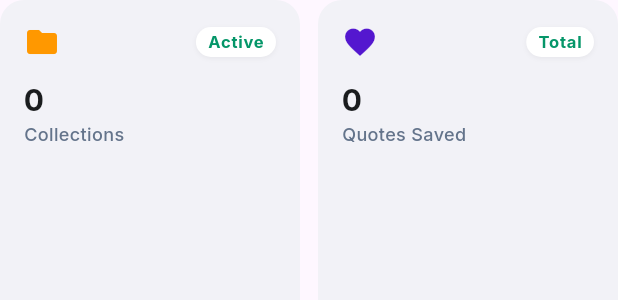
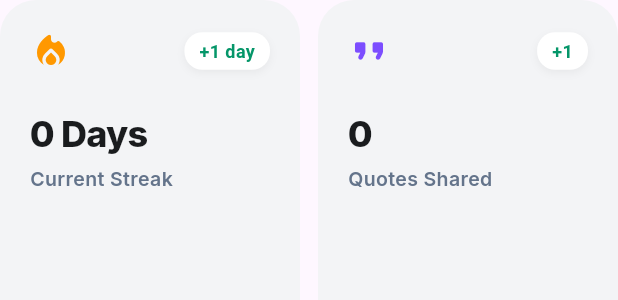
Before and after one commit to priyanshupatra02/quote-vault, a Flutter app: the StatsGrid widget shown alone on an empty page, opened directly, on a phone screen of 412 x 824 dp. Shown: the top 300 px of the screen. Run offline on Flutter 3.47's test engine with Material 3 defaults, Android fonts, the phone set to English and light mode, and no system bars; our stand-ins replace auto_route, dio, flash, flex_color_scheme, flutter_local_notifications, flutter_riverpod and 14 more; missing offline and left inert: duration, flutter_displaymode, flutter_secure_storage_x, platform_info, slang, talker_dio_logger; accounts and stored records are empty; network calls fail; statements that could not run were skipped.

Commit message:
(feat): Implement user statistics tracking for login streak and share count, displayed in the settings stats grid.

```diff
--- a/lib/features/discover/view/discover_page.dart
+++ b/lib/features/discover/view/discover_page.dart
@@ -8,6 +8,7 @@ import 'package:quote_vault/features/discover/view/widgets/daily_insight_badge.d
 import 'package:quote_vault/features/discover/view/widgets/quote_display.dart';
 import 'package:quote_vault/features/quotes/controller/pod/quotes_pod.dart';
 import 'package:quote_vault/features/quotes/controller/state/quotes_states.dart';
+import 'package:quote_vault/features/settings/controller/user_stats_provider.dart';
 import 'package:quote_vault/shared/riverpod_ext/asynvalue_easy_when.dart';
 import 'package:quote_vault/shared/widget/custom_loaders/app_loader.dart';
 
@@ -38,6 +39,8 @@ class _DiscoverPageState extends ConsumerState<DiscoverPage> {
   Widget build(BuildContext context) {
     final quotesState = ref.watch(quotesProvider);
     final currentIndex = ref.watch(currentQuoteIndexProvider);
+    // Initialize user stats (streak tracking)
+    ref.watch(userStatsProvider);
 
     // Get current quote from state
     QuoteModel? currentQuote;
--- a/lib/features/discover/view/widgets/action_sidebar.dart
+++ b/lib/features/discover/view/widgets/action_sidebar.dart
@@ -12,6 +12,7 @@ import 'package:quote_vault/data/model/quote_model.dart';
 import 'package:quote_vault/features/discover/view/pages/quote_card_editor_page.dart';
 import 'package:quote_vault/features/discover/view/widgets/quote_share_card.dart';
 import 'package:quote_vault/features/favorites/controller/pod/favorites_pod.dart';
+import 'package:quote_vault/features/settings/controller/user_stats_provider.dart';
 import 'package:share_plus/share_plus.dart';
 
 class ActionSidebar extends ConsumerWidget {
@@ -41,7 +42,7 @@ class ActionSidebar extends ConsumerWidget {
         SidebarActionButton(
           icon: Icons.ios_share,
           label: 'Share',
-          onTap: () => _handleShareInteract(context),
+          onTap: () => _handleShareInteract(context, ref),
         ),
       ],
     );
@@ -69,8 +70,9 @@ class ActionSidebar extends ConsumerWidget {
     );
   }
 
-  void _handleShareInteract(BuildContext context) {
+  void _handleShareInteract(BuildContext context, WidgetRef ref) {
     if (currentQuote == null) return;
+    ref.read(userStatsProvider.notifier).incrementShare();
 
     showModalBottomSheet(
       context: context,
--- a/lib/features/settings/view/widgets/stats_grid.dart
+++ b/lib/features/settings/view/widgets/stats_grid.dart
@@ -2,52 +2,40 @@ import 'package:flutter/material.dart';
 import 'package:flutter_riverpod/flutter_riverpod.dart';
 import 'package:quote_vault/core/theme/app_colors.dart';
 import 'package:quote_vault/core/theme/text_styles.dart';
-import 'package:quote_vault/features/collections/controller/pod/collections_pod.dart';
-import 'package:quote_vault/features/collections/controller/state/collections_states.dart';
-import 'package:quote_vault/features/favorites/controller/pod/favorites_pod.dart';
-import 'package:quote_vault/features/favorites/controller/state/favorites_states.dart';
+import 'package:quote_vault/features/settings/controller/user_stats_provider.dart';
 
 class StatsGrid extends ConsumerWidget {
   const StatsGrid({super.key});
 
   @override
   Widget build(BuildContext context, WidgetRef ref) {
-    final favoritesState = ref.watch(favoritesProvider);
-    final collectionsState = ref.watch(collectionsProvider);
+    final statsState = ref.watch(userStatsProvider);
+    final isDark = Theme.of(context).brightness == Brightness.dark;
 
-    int favoritesCount = 0;
-    favoritesState.whenData((state) {
-      if (state is FavoritesLoadedState) {
-        favoritesCount = state.favorites.length;
-      }
-    });
-
-    int collectionsCount = 0;
-    collectionsState.whenData((state) {
-      if (state is CollectionsLoadedState) {
-        collectionsCount = state.collections.length;
-      }
-    });
+    final streak = statsState.value?.loginStreak ?? 0;
+    final shares = statsState.value?.shareCount ?? 0;
 
     return Row(
       children: [
         Expanded(
           child: _StatCard(
-            icon: Icons.folder,
+            icon: Icons.local_fire_department_rounded,
             iconColor: Colors.orange,
-            badgeText: 'Active',
-            value: collectionsCount.toString(),
-            label: 'Collections',
+            badgeText: '+1 day',
+            value: '$streak Days',
+            label: 'Current Streak',
+            isDark: isDark,
           ),
         ),
         const SizedBox(width: 12),
         Expanded(
           child: _StatCard(
-            icon: Icons.favorite,
-            iconColor: AppColors.primary,
-            badgeText: 'Total',
-            value: favoritesCount.toString(),
-            label: 'Quotes Saved',
+            icon: Icons.format_quote_rounded,
+            iconColor: Colors.deepPurpleAccent,
+            badgeText: '+1', // Simplified as we don't track daily share delta yet
+            value: '$shares',
+            label: 'Quotes Shared',
+            isDark: isDark,
           ),
         ),
       ],
@@ -58,27 +46,27 @@ class StatsGrid extends ConsumerWidget {
 class _StatCard extends StatelessWidget {
   final IconData icon;
   final Color iconColor;
-  final String badgeText;
+  final String? badgeText;
   final String value;
   final String label;
+  final bool isDark;
 
   const _StatCard({
     required this.icon,
     required this.iconColor,
-    required this.badgeText,
+    this.badgeText,
     required this.value,
     required this.label,
+    required this.isDark,
   });
 
   @override
   Widget build(BuildContext context) {
-    final isDark = Theme.of(context).brightness == Brightness.dark;
-
     return Container(
-      padding: const EdgeInsets.all(16),
+      padding: const EdgeInsets.all(20),
       decoration: BoxDecoration(
-        color: isDark ? const Color(0xFF1F2937) : const Color(0xFFF2F2F7), // ios-card color
-        borderRadius: BorderRadius.circular(16),
+        color: isDark ? const Color(0xFF1F2937) : const Color(0xFFF3F4F6),
+        borderRadius: BorderRadius.circular(24),
       ),
       child: Column(
         crossAxisAlignment: CrossAxisAlignment.start,
@@ -86,24 +74,27 @@ class _StatCard extends StatelessWidget {
           Row(
             mainAxisAlignment: MainAxisAlignment.spaceBetween,
             children: [
-              Icon(icon, color: iconColor, size: 24),
+              Icon(icon, color: iconColor, size: 28),
+              if (badgeText != null)
                 Container(
-                padding: const EdgeInsets.symmetric(horizontal: 8, vertical: 2),
+                  padding: const EdgeInsets.symmetric(horizontal: 10, vertical: 4),
                   decoration: BoxDecoration(
-                  color: Colors.white,
+                    color: isDark ? Colors.white.withOpacity(0.1) : Colors.white,
                     borderRadius: BorderRadius.circular(12),
-                  boxShadow: [
+                    boxShadow: isDark
+                        ? null
+                        : [
                             BoxShadow(
                               color: Colors.black.withOpacity(0.05),
-                      blurRadius: 2,
-                      offset: const Offset(0, 1),
+                              blurRadius: 4,
+                              offset: const Offset(0, 2),
                             ),
                           ],
                   ),
                   child: Text(
-                  badgeText,
-                  style: AppTextStyles.label.copyWith(
-                    fontSize: 11,
+                    badgeText!,
+                    style: TextStyle(
+                      fontSize: 12,
                       fontWeight: FontWeight.bold,
                       color: const Color(0xFF059669), // Emerald 600
                     ),
@@ -111,21 +102,22 @@ class _StatCard extends StatelessWidget {
                 ),
             ],
           ),
-          const SizedBox(height: 12),
+          const SizedBox(height: 24),
           Text(
             value,
             style: AppTextStyles.display.copyWith(
-              fontSize: 20,
-              fontWeight: FontWeight.bold,
+              fontSize: 24,
+              fontWeight: FontWeight.w800,
               color: AppColors.text(context),
               letterSpacing: -0.5,
             ),
           ),
+          const SizedBox(height: 4),
           Text(
             label,
             style: AppTextStyles.body.copyWith(
-              fontSize: 12,
-              fontWeight: FontWeight.w500,
+              fontSize: 13,
+              fontWeight: FontWeight.w600,
               color: AppColors.textSecondary(context),
             ),
           ),
```
Also changed, not shown: lib/data/model/profile_model.dart (+19 -0 lines), lib/data/network/supabase_helper.dart (+85 -0 lines), lib/features/settings/controller/user_stats_provider.dart (added, +66 -0 lines). Lines whose indentation alone changed are shown as unchanged.
